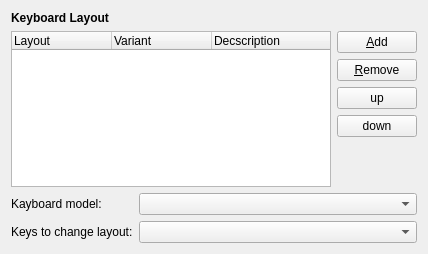
Old version of the form lxqt-config-input/keyboardlayoutconfig.ui in the repository lxqt/lxqt-config.
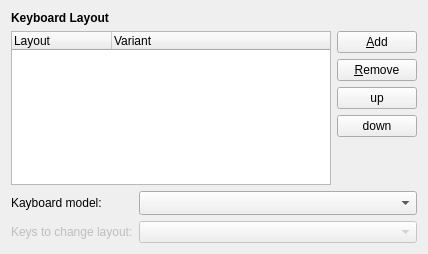
New version of the form.

Commit message: Add very primitive support for settings keyboard layout via setxkbmap.

What changed in the file:
```diff
--- a/lxqt-config-input/keyboardlayoutconfig.ui
+++ b/lxqt-config-input/keyboardlayoutconfig.ui
@@ -31,6 +31,18 @@
          <verstretch>1</verstretch>
         </sizepolicy>
        </property>
+       <property name="dragEnabled">
+        <bool>true</bool>
+       </property>
+       <property name="dragDropMode">
+        <enum>QAbstractItemView::InternalMove</enum>
+       </property>
+       <property name="rootIsDecorated">
+        <bool>false</bool>
+       </property>
+       <property name="itemsExpandable">
+        <bool>false</bool>
+       </property>
        <column>
         <property name="text">
          <string>Layout</string>
@@ -41,11 +53,6 @@
          <string>Variant</string>
         </property>
        </column>
-       <column>
-        <property name="text">
-         <string>Decscription</string>
-        </property>
-       </column>
       </widget>
      </item>
      <item>
@@ -103,17 +110,28 @@
     </widget>
    </item>
    <item row="2" column="1">
-    <widget class="QComboBox" name="comboBox"/>
+    <widget class="QComboBox" name="keyboardModel">
+     <property name="sizeAdjustPolicy">
+      <enum>QComboBox::AdjustToMinimumContentsLengthWithIcon</enum>
+     </property>
+    </widget>
    </item>
    <item row="3" column="0">
     <widget class="QLabel" name="label_3">
+     <property name="enabled">
+      <bool>false</bool>
+     </property>
      <property name="text">
       <string>Keys to change layout:</string>
      </property>
     </widget>
    </item>
    <item row="3" column="1">
-    <widget class="QComboBox" name="comboBox_2"/>
+    <widget class="QComboBox" name="changeKey">
+     <property name="enabled">
+      <bool>false</bool>
+     </property>
+    </widget>
    </item>
   </layout>
  </widget>
```
Left out of the diff: 10 changed lines with no effect on the pictures. The commit also changes 6 other files.
